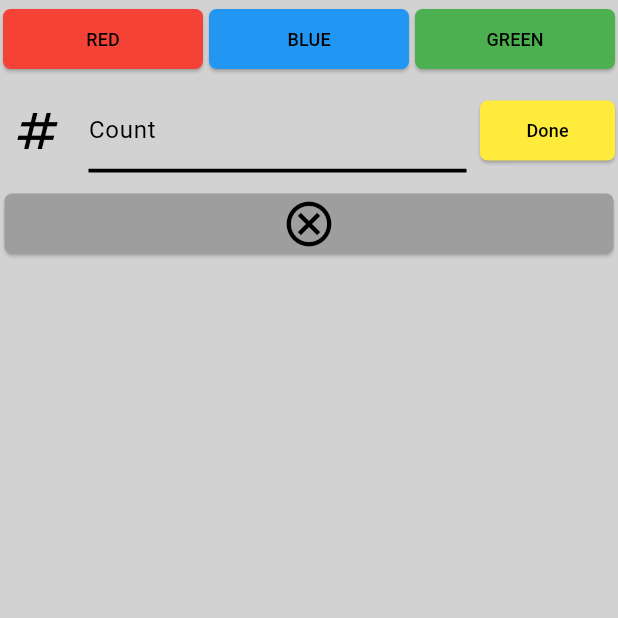
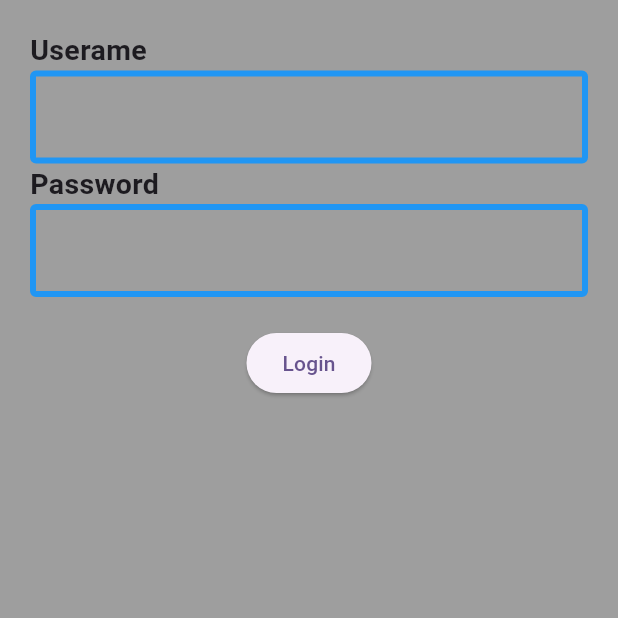
Before and after one commit to GKING1029/Text_Field_Screens, a Flutter app: the screen it shows after launch, on a phone screen of 412 x 824 dp, the top half of it. Run offline on Flutter 3.47's test engine with Material 3 defaults, Android fonts, the phone set to English and light mode, and no system bars; our stand-ins replace flutter_otp_text_field, fluttertoast.

Commit message:
added new screens

```diff
--- /dev/null
+++ b/lib/form_field_screen.dart
@@ -0,0 +1,100 @@
+import 'package:flutter/material.dart';
+import 'package:flutter/widgets.dart';
+
+class TextFormFieldScreen extends StatefulWidget {
+  const TextFormFieldScreen({super.key});
+
+  @override
+  State<TextFormFieldScreen> createState() => _TextFormFieldScreenState();
+}
+
+class _TextFormFieldScreenState extends State<TextFormFieldScreen> {
+  var nameController = TextEditingController();
+  var passwordController = TextEditingController();
+  var formKey = GlobalKey<FormState>();
+
+  @override
+  Widget build(BuildContext context) {
+    return Scaffold(
+      backgroundColor: Colors.grey,
+      body: Padding(
+        padding: const EdgeInsets.all(20),
+        child: Form(
+          key: formKey,
+          child: Column(
+            crossAxisAlignment: CrossAxisAlignment.start,
+            children: [
+              const Text("Userame",
+                  style: TextStyle(fontSize: 19, fontWeight: FontWeight.bold)),
+              TextFormField(
+                controller: nameController,
+                decoration: const InputDecoration(
+                    counterText: "",
+                    enabledBorder: OutlineInputBorder(
+                        borderSide: BorderSide(color: Colors.blue, width: 4)),
+                    errorBorder: OutlineInputBorder(
+                        borderSide: BorderSide(color: Colors.red, width: 4)),
+                    focusedErrorBorder: OutlineInputBorder(
+                        borderSide: BorderSide(color: Colors.red, width: 4)),
+                    focusedBorder: OutlineInputBorder(
+                        borderSide: BorderSide(color: Colors.blue, width: 4))),
+                style: const TextStyle(fontSize: 20),
+                maxLines: 1,
+                maxLength: 20,
+                // focusNode: nameFocusnode,
+                validator: (value) {
+                  if (value?.isEmpty == true) {
+                    return "Enter Username";
+                  } else {
+                    return null;
+                  }
+                },
+              ),
+              const Text("Password",
+                  style: TextStyle(fontSize: 19, fontWeight: FontWeight.bold)),
+              TextFormField(
+                controller: passwordController,
+                decoration: const InputDecoration(
+                    counterText: "",
+                    enabledBorder: OutlineInputBorder(
+                        borderSide: BorderSide(color: Colors.blue, width: 4)),
+                    errorBorder: OutlineInputBorder(
+                        borderSide: BorderSide(color: Colors.red, width: 4)),
+                    focusedErrorBorder: OutlineInputBorder(
+                        borderSide: BorderSide(color: Colors.red, width: 4)),
+                    focusedBorder: OutlineInputBorder(
+                        borderSide: BorderSide(color: Colors.blue, width: 4))),
+                style: const TextStyle(fontSize: 20),
+                maxLines: 1,
+                maxLength: 20,
+                // focusNode: nameFocusnode,
+                validator: (value) {
+                  if (value?.isEmpty == true) {
+                    return "Enter Password";
+                  } else if ((value?.length ?? 0) < 10) {
+                    return "Enter valid Password";
+                  } else {
+                    return null;
+                  }
+                },
+              ),
+              Padding(
+                padding: const EdgeInsets.only(top: 20),
+                child: Row(
+                  mainAxisAlignment: MainAxisAlignment.center,
+                  children: [
+                    ElevatedButton(
+                        onPressed: () {
+                          if (formKey.currentState?.validate() == true) {}
+                        },
+                        child: Text("Login")),
+                  ],
+                ),
+              )
+            ],
+          ),
+        ),
+      ),
+    );
+  }
+}
--- a/lib/main.dart
+++ b/lib/main.dart
@@ -1,7 +1,5 @@
 import 'package:flutter/material.dart';
-import 'package:text_field_screens/list_view_screen.dart';
-// import 'package:text_field_screens/sign_in.dart';
-// import 'package:text_field_screens/sign_up.dart';
+import 'package:text_field_screens/form_field_screen.dart';
 
 void main() {
   runApp(const MyApp());
@@ -35,7 +33,7 @@ class MyApp extends StatelessWidget {
         colorScheme: ColorScheme.fromSeed(seedColor: Colors.deepPurple),
         useMaterial3: true,
       ),
-      home: const ListViewScreen(),
+      home: const TextFormFieldScreen(),
     );
   }
 }
--- a/pubspec.yaml
+++ b/pubspec.yaml
@@ -37,6 +37,7 @@ dependencies:
   cupertino_icons: ^1.0.2
   fluttertoast: ^8.2.4
   flutter_otp_text_field: ^1.1.0+2
+  sqflite: ^2.3.2
 
 
 dev_dependencies:
```
Also changed, not shown: lib/sliver_appbar.dart (added), 1 other file.
